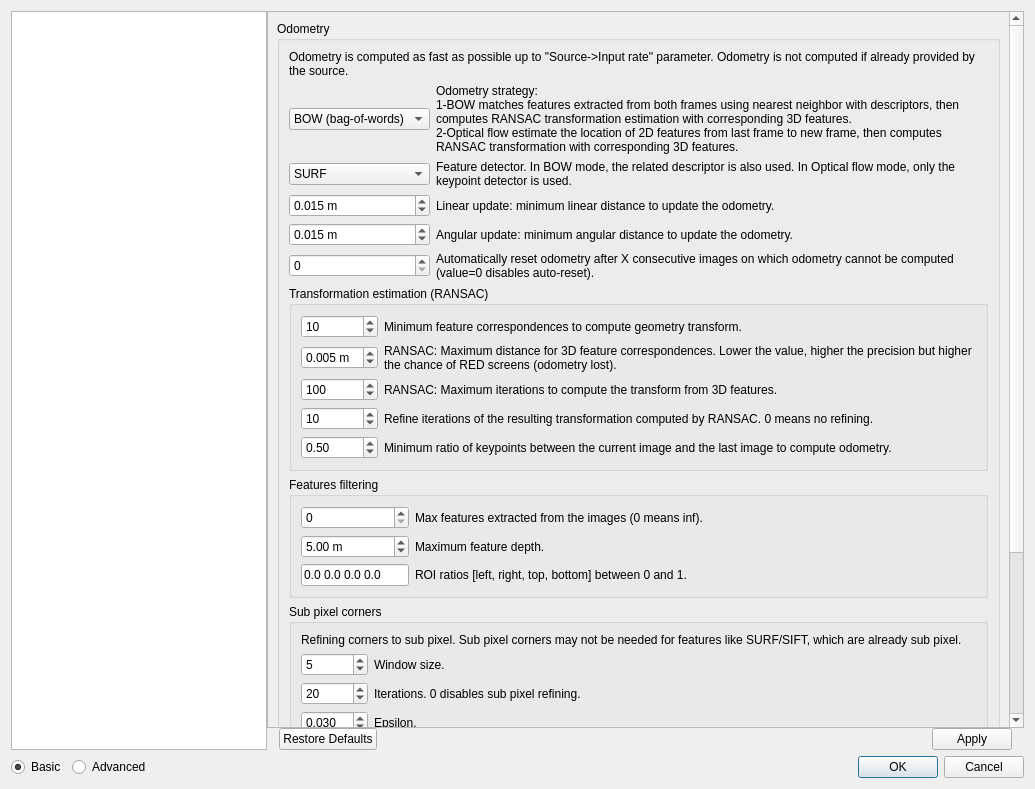
First picture: the form in guilib/src/ui/preferencesDialog.ui, repository introlab/rtabmap, before the edit.
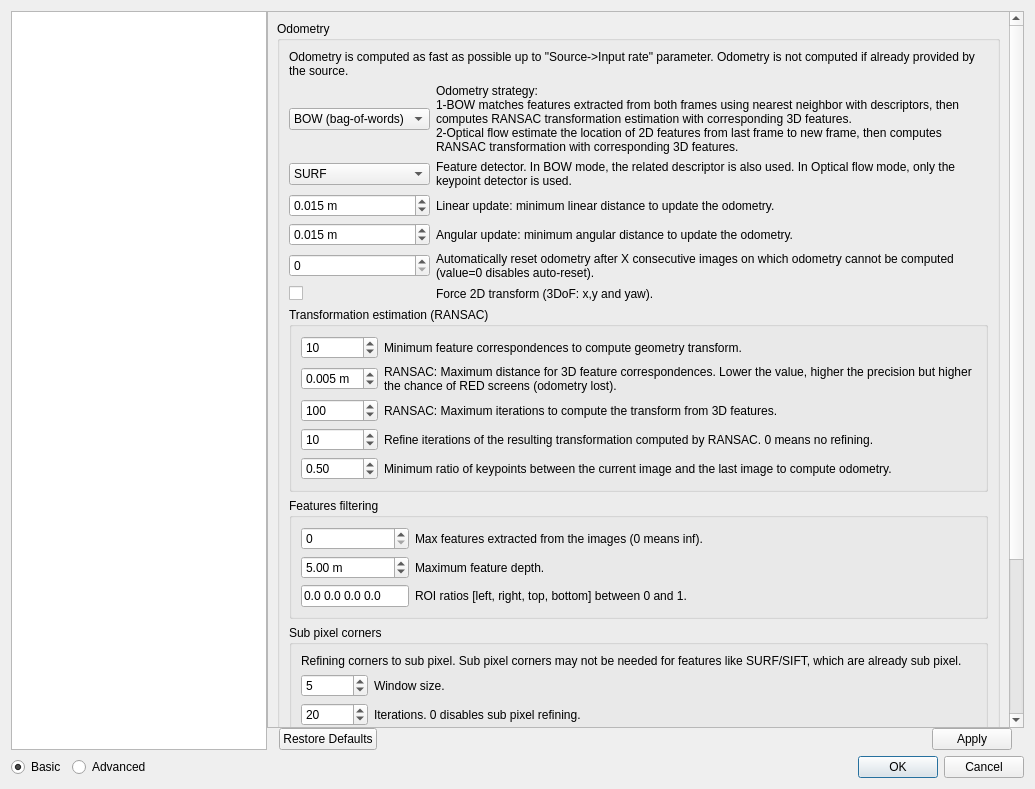
Second picture: the form after the edit. The open tabs and pages were chosen to show the change. Icons and pictures are not drawn. Custom widgets are drawn as their Qt base class.

Commit message: Odometry: added force2D option Changed parameter RGBD/ScanMatchingSize to RGBD/PoseScanMatching

```diff
--- a/guilib/src/ui/preferencesDialog.ui
+++ b/guilib/src/ui/preferencesDialog.ui
@@ -65,7 +65,7 @@
             <x>0</x>
             <y>0</y>
             <width>744</width>
-            <height>932</height>
+            <height>1161</height>
            </rect>
           </property>
           <layout class="QVBoxLayout" name="verticalLayout_16">
@@ -86,7 +86,7 @@
                 <enum>QFrame::Raised</enum>
                </property>
                <property name="currentIndex">
-                <number>23</number>
+                <number>19</number>
                </property>
                <widget class="QWidget" name="page_22">
                 <layout class="QVBoxLayout" name="verticalLayout_29">
@@ -4923,7 +4923,7 @@
                        <item row="3" column="1">
                         <widget class="QLabel" name="label_scanMatching">
                          <property name="text">
-                          <string>Laser scan matching history size for odometry correction. Set to 0 to disable odometry correction. ICP 2D only is used here.</string>
+                          <string>Laser scan matching for odometry pose correction. ICP 2D only is used here.</string>
                          </property>
                          <property name="wordWrap">
                           <bool>true</bool>
@@ -4931,7 +4931,11 @@
                         </widget>
                        </item>
                        <item row="3" column="0">
-                        <widget class="QSpinBox" name="odomScanHistory"/>
+                        <widget class="QCheckBox" name="odomScanHistory">
+                         <property name="text">
+                          <string/>
+                         </property>
+                        </widget>
                        </item>
                       </layout>
                      </widget>
@@ -5067,7 +5071,7 @@
                        <item row="0" column="0">
                         <widget class="QSpinBox" name="globalDetection_toroIterations">
                          <property name="minimum">
-                          <number>1</number>
+                          <number>0</number>
                          </property>
                          <property name="maximum">
                           <number>10000</number>
@@ -6323,6 +6327,23 @@
                         </property>
                        </widget>
                       </item>
+                      <item row="5" column="0">
+                       <widget class="QCheckBox" name="odom_force2D">
+                        <property name="text">
+                         <string/>
+                        </property>
+                       </widget>
+                      </item>
+                      <item row="5" column="1">
+                       <widget class="QLabel" name="label_196">
+                        <property name="text">
+                         <string>Force 2D transform (3DoF: x,y and yaw).</string>
+                        </property>
+                        <property name="wordWrap">
+                         <bool>true</bool>
+                        </property>
+                       </widget>
+                      </item>
                      </layout>
                     </item>
                     <item>
```
The commit also changes 8 other files.
